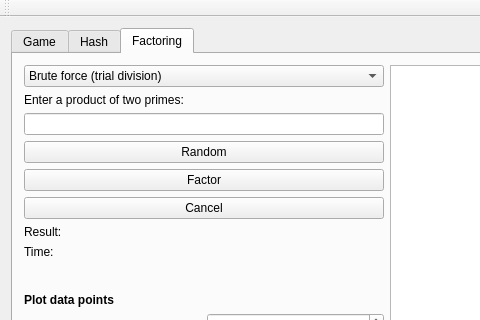
Above: CapstoneCryptography/forms/mainwindow.ui from egandunning/learn-crypto before the change; both pictures show x 0 to 480 and y 0 to 320 of the 1014 by 648 pixel window. Below: the same form after it.
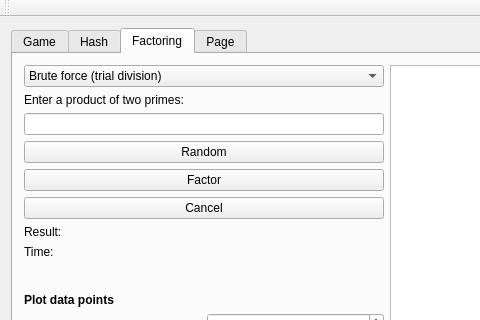
That is the form after the change. The open tabs and pages were chosen to show the change.

The edit to the form file:
```diff
--- a/CapstoneCryptography/forms/mainwindow.ui
+++ b/CapstoneCryptography/forms/mainwindow.ui
@@ -15,7 +15,7 @@
   </property>
   <widget class="QWidget" name="centralWidget">
    <layout class="QGridLayout" name="gridLayout">
-    <item row="2" column="0">
+    <item row="0" column="0">
      <layout class="QHBoxLayout" name="horizontalLayout">
       <item>
        <widget class="QTabWidget" name="tabWidget">
@@ -680,6 +680,11 @@
           </item>
          </layout>
         </widget>
+        <widget class="QWidget" name="help">
+         <attribute name="title">
+          <string>Page</string>
+         </attribute>
+        </widget>
        </widget>
       </item>
      </layout>
```
Left out of the diff: 58 changed lines with no effect on the pictures.
